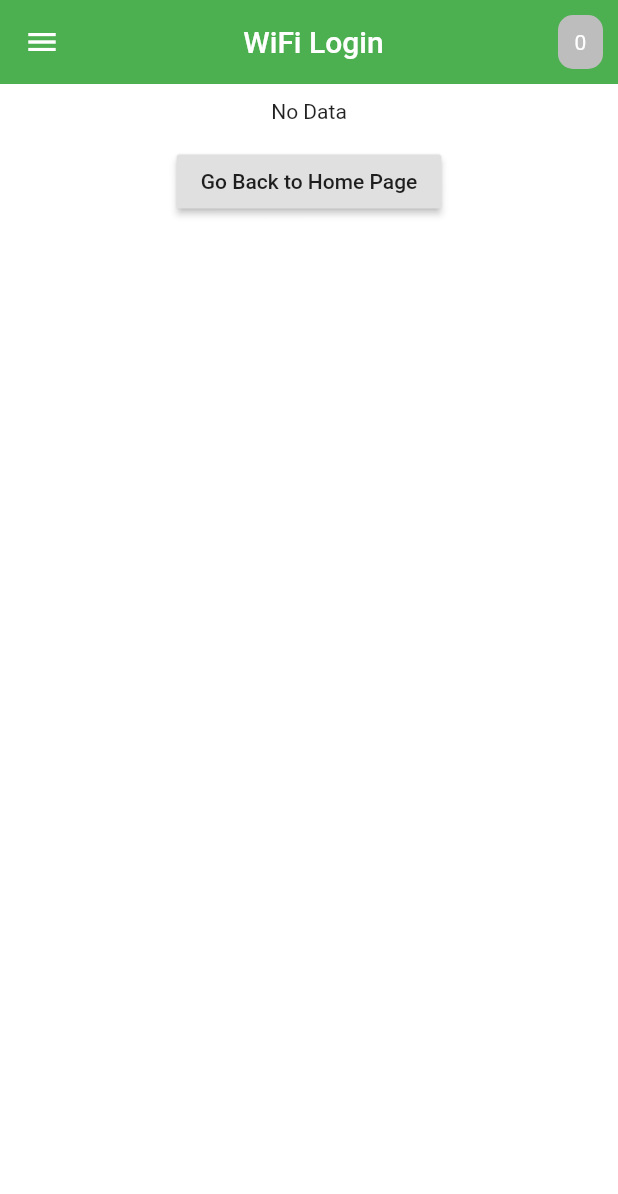
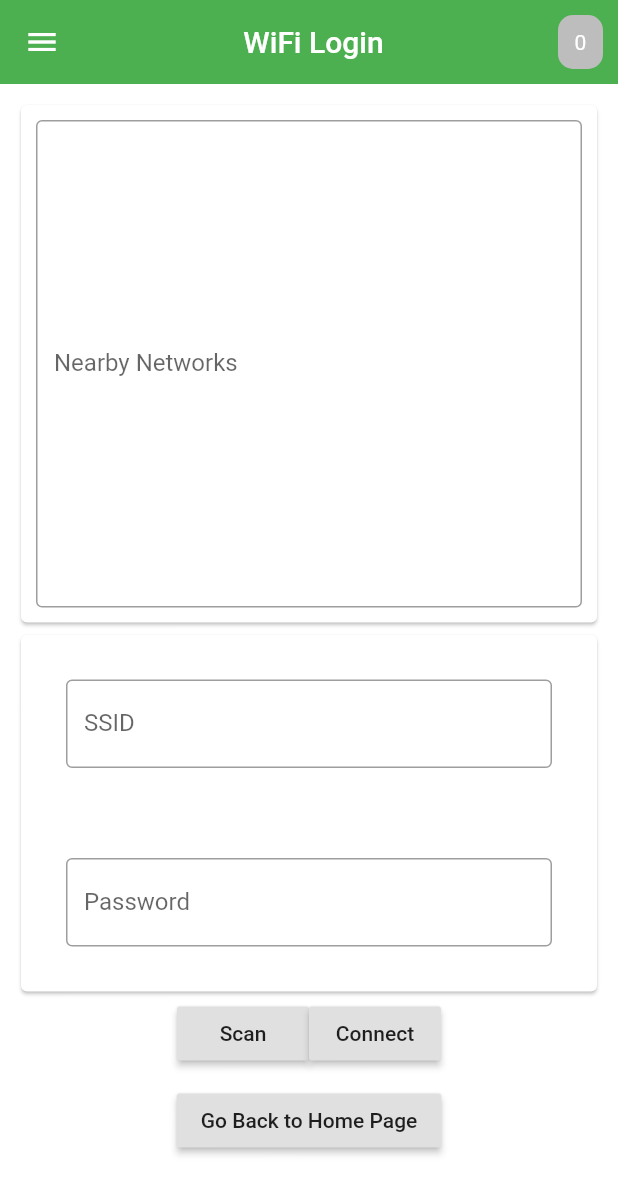
Before and after one commit to Senior-Design-0x07/flutter-frontend, a Flutter app: the WifiPage screen opened directly, on a phone screen of 412 x 824 dp. Shown: the top 1194 px of the screen. Run offline on Flutter 3.47's test engine with Material 2 defaults, Android fonts, the phone set to English and light mode, and no system bars.

Commit message:
Added Andy's Wifi page to demo, just waiting for program manager

```diff
--- a/lib/wifi/wifi_main_page.dart
+++ b/lib/wifi/wifi_main_page.dart
@@ -6,6 +6,9 @@ class WifiPage extends StatefulWidget {
 }
 
 class _WifiPageState extends State<WifiPage> {
+  String ssid = "";
+  String password = "";
+
   @override
   Widget build(BuildContext context) {
     return Scaffold(
@@ -35,18 +38,80 @@ class _WifiPageState extends State<WifiPage> {
       body: SafeArea(
         child: SingleChildScrollView(
           padding: EdgeInsets.all(10.0),
-          child: Column(children: [
-            Center(child: Text("No Data")),
-            SizedBox(
-              height: 15,
+          child: Column(
+            children: [
+              new Card(
+                child: Column(
+                  children: [
+                    new Container(
+                      margin: const EdgeInsets.all(10),
+                      child: TextField(
+                        maxLines: 15,
+                        readOnly: true,
+                        obscureText: false,
+                        decoration: InputDecoration(
+                            border: OutlineInputBorder(),
+                            labelText: 'Nearby Networks'),
                       ),
+                    )
+                  ],
+                ),
+              ),
+              new Card(
+                child: Column(
+                  children: [
+                    new Container(
+                      margin: const EdgeInsets.all(30),
+                      child: TextField(
+                        onChanged: (String str) {
+                          ssid = str;
+                        },
+                        obscureText: false,
+                        decoration: InputDecoration(
+                            border: OutlineInputBorder(), labelText: 'SSID'),
+                      ),
+                    ),
+                    new Container(
+                      margin: const EdgeInsets.all(30),
+                      child: TextField(
+                        onChanged: (String str) {
+                          ssid = str;
+                        },
+                        obscureText: true,
+                        decoration: InputDecoration(
+                            border: OutlineInputBorder(),
+                            labelText: 'Password'),
+                      ),
+                    ),
+                  ],
+                ),
+              ),
+              Row(
+                mainAxisAlignment: MainAxisAlignment.center,
+                children: [
+                  new Container(
+                    child: RaisedButton(
+                      onPressed: () {},
+                      child: Text('Scan'),
+                    ),
+                  ),
+                  new Container(
+                    child: RaisedButton(
+                      onPressed: () {},
+                      child: Text('Connect'),
+                    ),
+                  ),
+                ],
+              ),
+              SizedBox(height: 10,),
               RaisedButton(
                 onPressed: () {
                   Navigator.of(context).pop();
                 },
                 child: Text('Go Back to Home Page'),
               ),
-          ]),
+            ],
+          ),
         ),
       ),
     );
```
Also changed, not shown: lib/pin_manager/pm_main_page.dart (+0 -31 lines). Lines whose indentation alone changed are shown as unchanged.
